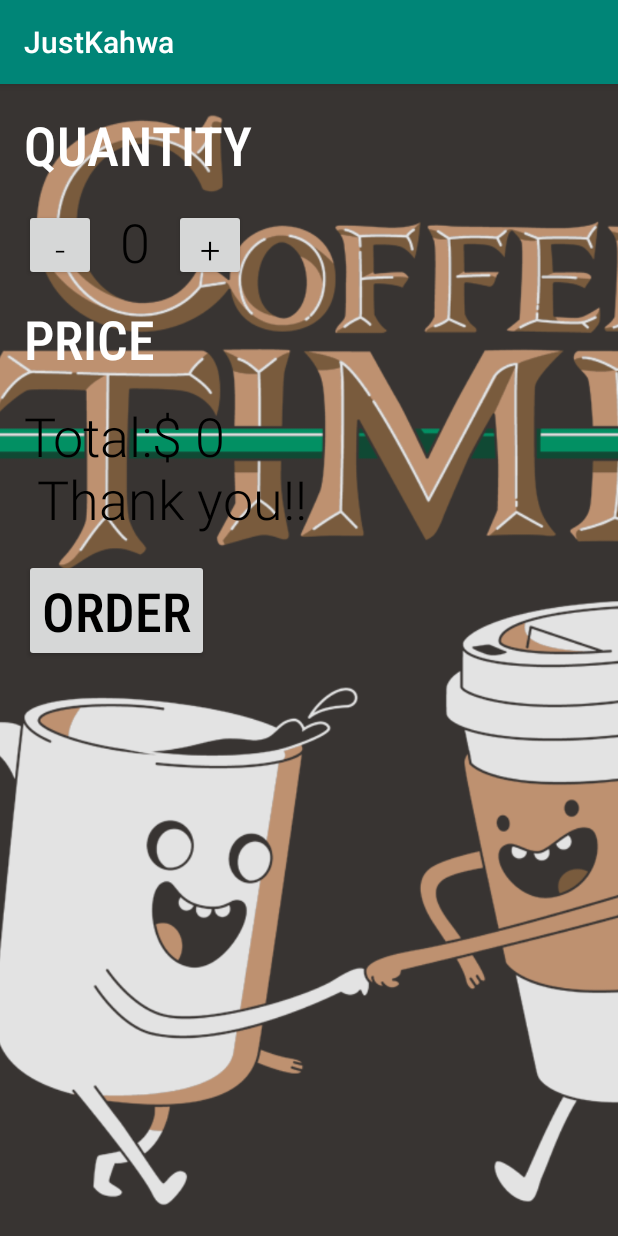
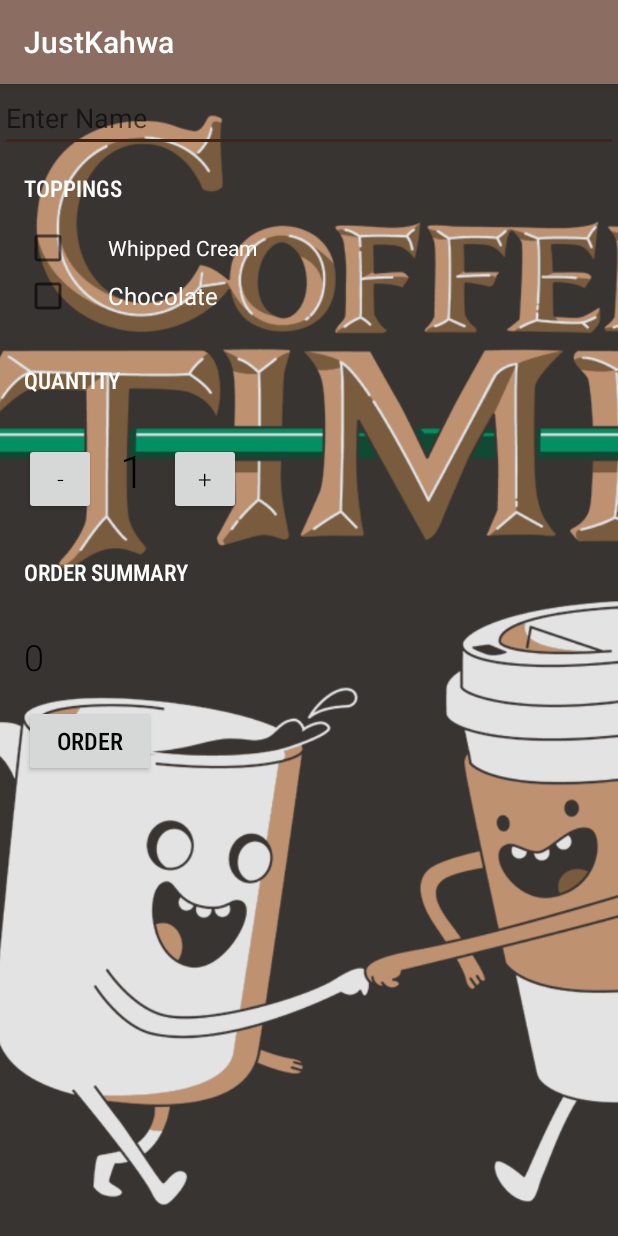
Before and after one commit to muhamed-aroui/JustKahwa, an Android app: the screen it shows after launch (MainActivity), after a tap on "ORDER", on a phone screen of 412 x 824 dp. Run offline under Robolectric (Android 15) with nearby library versions, the phone set to English and light mode, and no system bars.

Commit message:
finished the rest of the project

```diff
--- a/app/src/main/java/com/example/justkahwa/MainActivity.java
+++ b/app/src/main/java/com/example/justkahwa/MainActivity.java
@@ -1,12 +1,15 @@
 package com.example.justkahwa;
 
 
+import android.content.Intent;
+import android.net.Uri;
 import android.os.Bundle;
 import android.support.v7.app.AppCompatActivity;
 import android.view.View;
+import android.widget.CheckBox;
+import android.widget.EditText;
 import android.widget.TextView;
-
-import java.text.NumberFormat;
+import android.widget.Toast;
 
 
 /**
@@ -19,43 +22,78 @@ public class MainActivity extends AppCompatActivity {
         super.onCreate(savedInstanceState);
         setContentView(R.layout.activity_main);
     }
-    int quantity = 0;
+
+    int quantity = 1;
     /**
      * This method is called when the order button is clicked.
+     * @param price of the order
+     * @param checkBox whether the costumer wants Whipped Cream or not
+     * @param checkBox2 whether the costumer wants to add Chocolate or not
      */
     public void submitOrder(View view) {
        int price= quantity*5;
-
+        CheckBox WhippedCreamCheckBox = findViewById(R.id.checkbox);
+        boolean checkBox = WhippedCreamCheckBox.isChecked();
+        CheckBox ChocolateCheckBox = findViewById(R.id.checkbox2);
+        boolean checkBox2 = ChocolateCheckBox.isChecked();
+        EditText yourName = findViewById(R.id.edit_text_name);
+        String myNameIs = yourName.getText().toString();
+        if (checkBox && checkBox2) {
+            price = quantity * (5 + 1 + 2);
+        } else if (checkBox) {
+            price = quantity * (5 + 1);
+        } else if (checkBox2) {
+            price = quantity * (5 + 2);
+        }
        display(quantity);
-        displayMessage("Total:$ "+ price+"\n Thank you!!");
+        String message = createOrderSummary(price, checkBox, checkBox2, myNameIs);
+//        displayMessage(message);
+        Intent emailIntent = new Intent(Intent.ACTION_SENDTO, Uri.fromParts(
+                "mailto", "future.coffeeshop@gmail.com", null));
+        emailIntent.putExtra(Intent.EXTRA_SUBJECT, getString(R.string.order_summary_email_subject, myNameIs));
+        emailIntent.putExtra(Intent.EXTRA_TEXT, message);
+//        startActivity(Intent.createChooser(emailIntent, "Send email..."));
+        if (emailIntent.resolveActivity(getPackageManager()) != null) {
+            startActivity(emailIntent);
+        } else {
+            Toast.makeText(getApplicationContext(), getString(R.string.no_email_app), Toast.LENGTH_SHORT).show();
+        }
     }
     public void increase(View view){
-        display(++quantity);
+        if (quantity < 100) {
+            display(++quantity);
+        } else {
+            Toast toast = Toast.makeText(getApplicationContext(), getString(R.string.do_not_exceed_100), Toast.LENGTH_SHORT);
+            toast.show();
+        }
+
     }
     public void decrease(View view){
-        display(--quantity);
+        if (quantity > 1) {
+            display(--quantity);
+        } else {
+            Toast toast = Toast.makeText(getApplicationContext(), getString(R.string.do_not_be_zero), Toast.LENGTH_SHORT);
+            toast.show();
+        }
     }
-
     /**
      * This method displays the given quantity value on the screen.
      */
     private void display(int number) {
-        TextView quantityTextView = (TextView) findViewById(R.id.quantity_text_view);
+        TextView quantityTextView = findViewById(R.id.quantity_text_view);
         quantityTextView.setText("" + number);
     }
 
     /**
-     * This method displays the given price on the screen.
-     */
-    private void displayPrice(int number) {
-        TextView priceTextView = (TextView) findViewById(R.id.price_text_view);
-        priceTextView.setText(NumberFormat.getCurrencyInstance().format(number));
-    }
-    /**
      * This method displays the given text on the screen.
      */
     private void displayMessage(String message) {
-        TextView priceTextView = (TextView) findViewById(R.id.price_text_view);
-        priceTextView.setText(message);
+        TextView orderSummaryTextView = findViewById(R.id.order_summary_text_view);
+        orderSummaryTextView.setText(message);
+    }
+
+    private String createOrderSummary(int price, boolean checkBox, boolean checkBox2, String Name) {
+        String message = getString(R.string.order_summary_name, Name) + "\n" + getString(R.string.order_summary_whipped_cream, checkBox) + "\n" + getString(R.string.order_summary_chocolate, checkBox2) + "\n" + getString(R.string.order_summary_quantity, quantity) + "\n" + getString(R.string.order_summary_price, price) + "\n" + getString(R.string.thank_you);
+        return message;
     }
 }
--- a/app/src/main/res/layout/activity_main.xml
+++ b/app/src/main/res/layout/activity_main.xml
@@ -10,84 +10,125 @@
         android:scaleType="centerCrop"
         android:src="@drawable/coffeetime" />
 
+    <android.support.v4.widget.NestedScrollView
+        android:layout_width="match_parent"
+        android:layout_height="match_parent">
 <LinearLayout
     android:layout_width="match_parent"
     android:layout_height="match_parent"
     android:orientation="vertical">
 
+    <EditText
+        android:id="@+id/edit_text_name"
+        android:layout_width="match_parent"
+        android:layout_height="wrap_content"
+        android:hint="@string/Enter_Name"
+        android:inputType="textCapWords" />
+
     <TextView
+        style="@style/HeaderTextStyle"
+        android:layout_marginLeft="16dp"
+        android:fontFamily="sans-serif-condensed-medium"
+        android:text="@string/toppings"
+
+
+        />
+
+    <CheckBox
+        android:id="@+id/checkbox"
         android:layout_width="wrap_content"
         android:layout_height="wrap_content"
+        android:layout_marginLeft="16dp"
+        android:paddingLeft="24dp"
+        android:text="@string/Whipped_cream"
+        android:textColor="@android:color/white"
+
+        />
+
+    <CheckBox
+        android:id="@+id/checkbox2"
+        android:layout_width="wrap_content"
+        android:layout_height="wrap_content"
+        android:layout_marginLeft="16dp"
+        android:paddingLeft="24dp"
+        android:text="@string/chocolate"
+        android:textColor="@android:color/white"
+        android:textSize="16sp" />
+
+
+    <TextView
+        style="@style/HeaderTextStyle"
         android:layout_margin="16dp"
         android:fontFamily="sans-serif-condensed-medium"
-        android:text="Quantity"
-        android:textColor="@android:color/white"
-        android:textAllCaps="true"
-        android:textSize="36sp" />
+        android:text="@string/quantity" />
+
     <LinearLayout
         android:layout_width="match_parent"
         android:layout_height="wrap_content"
         android:orientation="horizontal">
+
         <Button
             android:layout_width="48dp"
             android:layout_height="48dp"
             android:layout_marginLeft="16dp"
+            android:fontFamily="sans-serif-light"
+            android:onClick="decrease"
             android:text="-"
-        android:fontFamily="sans-serif-light"
             android:textColor="#000000"
-        android:textSize="24sp"
-        android:onClick="decrease"/>
+            android:textSize="16sp" />
 
         <TextView
             android:id="@+id/quantity_text_view"
+            android:layout_width="wrap_content"
+            android:layout_height="wrap_content"
+            android:layout_marginLeft="16dp"
+            android:fontFamily="sans-serif-light"
+            android:text="@string/initial_quantity_value"
+            android:textColor="#000000"
+            android:textSize="30sp" />
+
+        <Button
+            android:layout_width="48dp"
+            android:layout_height="48dp"
+            android:layout_marginLeft="16dp"
+            android:fontFamily="sans-serif-light"
+            android:onClick="increase"
+            android:text="+"
+            android:textColor="#000000"
+            android:textSize="16sp" />
+    </LinearLayout>
+
+    <TextView
+        style="@style/HeaderTextStyle"
+        android:layout_margin="16dp"
+        android:fontFamily="sans-serif-condensed-medium"
+        android:text="@string/order_summary"
+
+        />
+
+    <TextView
+        android:id="@+id/order_summary_text_view"
         android:layout_width="wrap_content"
         android:layout_height="wrap_content"
         android:fontFamily="sans-serif-light"
         android:text="0"
         android:layout_marginLeft="16dp"
         android:textColor="#000000"
-        android:textSize="36sp" />
-    <Button
-        android:layout_width="48dp"
-        android:layout_height="48dp"
-        android:layout_marginLeft="16dp"
-        android:text="+"
-        android:fontFamily="sans-serif-light"
-        android:textColor="#000000"
-        android:textSize="24sp"
-        android:onClick="increase" />
-    </LinearLayout>
-    <TextView
-        android:layout_width="wrap_content"
-        android:layout_height="wrap_content"
-        android:layout_margin="16dp"
-        android:fontFamily="sans-serif-condensed-medium"
-        android:text="price"
-        android:textColor="@android:color/white"
-        android:textAllCaps="true"
-        android:textSize="36sp" />
-    <TextView
-        android:id="@+id/price_text_view"
-        android:layout_width="wrap_content"
-        android:layout_height="wrap_content"
-        android:fontFamily="sans-serif-light"
-        android:text="0"
-        android:layout_marginLeft="16dp"
-        android:textColor="#000000"
-        android:textSize="36sp" />
+        android:textSize="24sp" />
 
 
     <Button
         android:layout_width="wrap_content"
         android:layout_height="wrap_content"
         android:layout_margin="16dp"
-        android:text="Order"
+        android:text="@string/order"
         android:fontFamily="sans-serif-condensed-medium"
         android:textColor="#000000"
-        android:textSize="36sp"
+        android:textSize="16sp"
         android:onClick="submitOrder"/>
 
 
 </LinearLayout>
+    </android.support.v4.widget.NestedScrollView>
 
 </RelativeLayout>
--- a/app/src/main/res/values/strings.xml
+++ b/app/src/main/res/values/strings.xml
@@ -1,3 +1,23 @@
-<resources>
+<resources xmlns:xliff="urn:oasis:names:tc:xliff:document:1.2">
     <string name="app_name">JustKahwa</string>
+    <string name="toppings">Toppings</string>
+    <string name="Whipped_cream">Whipped Cream</string>
+    <string name="chocolate">Chocolate</string>
+    <string name="quantity">Quantity</string>
+    <string name="initial_quantity_value">1</string>
+    <string name="order">Order</string>
+    <string name="order_summary">Order Summary</string>
+    <string name="no_email_app">Your phone doesn\'t have an app supporting emails</string>
+    <string name="do_not_exceed_100">The number of coffees can\'t exceed 100</string>
+    <string name="do_not_be_zero">The number of coffees can\'t be 0</string>
+    <string name="Enter_Name">Enter Name</string>
+
+    <string name="order_summary_name">Name: <xliff:g example="Mohammed" id="name">%s</xliff:g></string>
+    <string name="order_summary_whipped_cream">Add whipped cream? <xliff:g example="true" id="checkbox">%b</xliff:g></string>
+    <string name="order_summary_chocolate">Add chocolate? <xliff:g example="true" id="checkbox2">%b</xliff:g></string>
+    <string name="order_summary_quantity">Quantity: <xliff:g example="2" id="quantity">%d</xliff:g></string>
+    <string name="order_summary_price">Total: <xliff:g example="$10" id="price">%d</xliff:g></string>
+    <string name="thank_you">Thank you!</string>
+    <string name="order_summary_email_subject">JustKawha order for <xliff:g example="Mohmmed" id="name">%s</xliff:g></string>
+
 </resources>
--- a/app/src/main/res/values/styles.xml
+++ b/app/src/main/res/values/styles.xml
@@ -3,9 +3,18 @@
     <!-- Base application theme. -->
     <style name="AppTheme" parent="Theme.AppCompat.Light.DarkActionBar">
         <!-- Customize your theme here. -->
-        <item name="colorPrimary">@color/colorPrimary</item>
-        <item name="colorPrimaryDark">@color/colorPrimaryDark</item>
-        <item name="colorAccent">@color/colorAccent</item>
+        <item name="colorPrimary">#8c6d62</item>
+        <item name="colorPrimaryDark">#5e4238</item>
+        <item name="colorAccent">#40241a</item>
+    </style>
+
+    <style name="HeaderTextStyle">
+        <item name="android:layout_width">wrap_content</item>
+        <item name="android:layout_height">48dp</item>
+        <item name="android:gravity">center_vertical</item>
+        <item name="android:textAllCaps">true</item>
+        <item name="android:textSize">15sp</item>
+        <item name="android:textColor">@android:color/white</item>
     </style>
 
 </resources>
```
Lines whose indentation alone changed are shown as unchanged.
